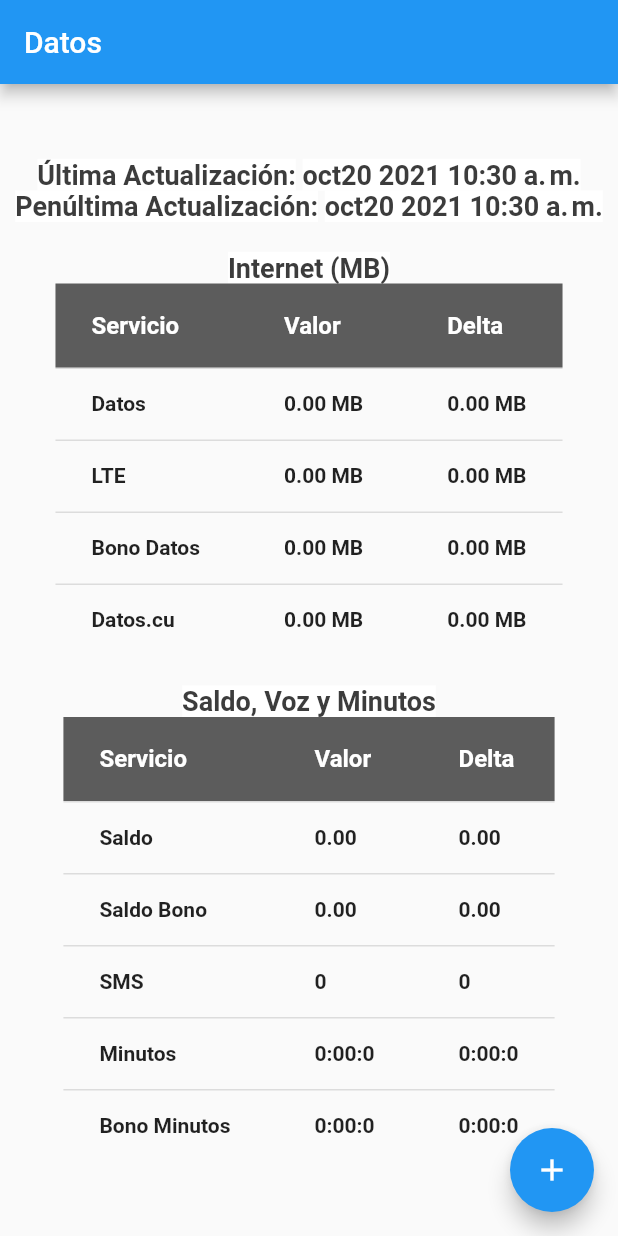
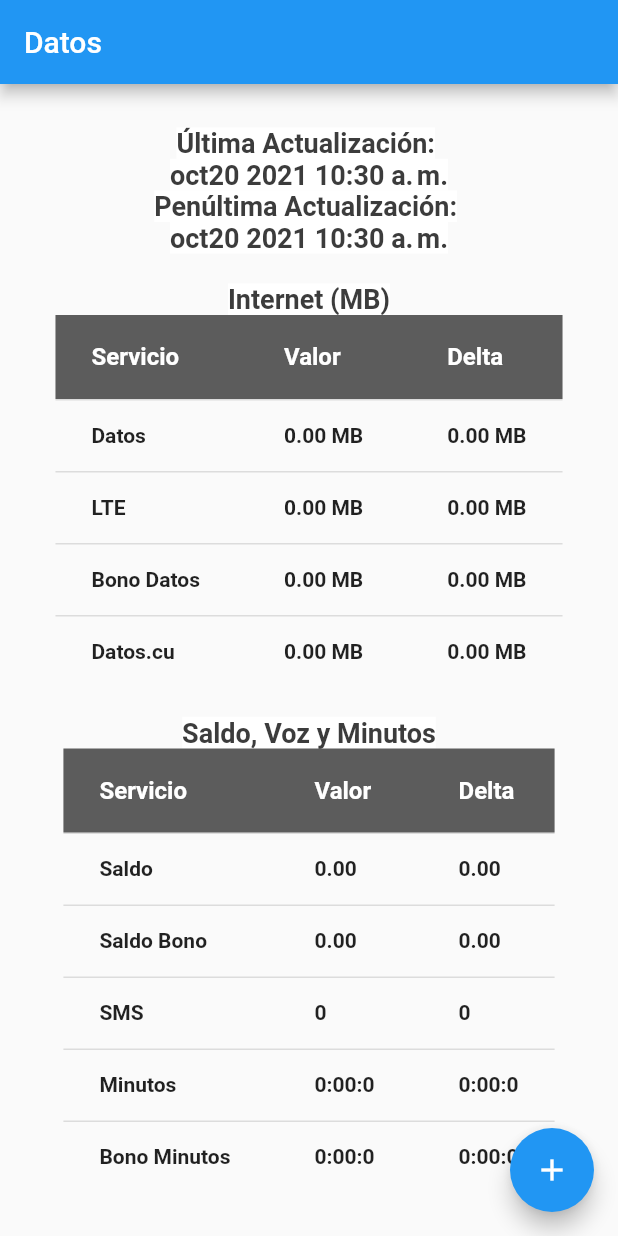
Before and after one commit to fsadannn/cubacel-data, a Flutter app: the screen it shows after launch, on a phone screen of 412 x 824 dp. Run offline on Flutter 3.47's test engine with Material 2 defaults, Android fonts, the phone set to English and light mode, and no system bars; our stand-ins replace flutter_riverpod, permission_handler, sembast, shared_preferences; missing offline and left inert: sim_data, ussd_service.

Commit message:
working app

```diff
--- a/lib/main.dart
+++ b/lib/main.dart
@@ -35,9 +35,9 @@ final loadingProvider = StateProvider<bool>((_) => false);
 Future<int> getSimCardsData() async {
   try {
     SimData simData = await SimDataPlugin.getSimData();
-    simData.cards.forEach((SimCard s) {
+    /*simData.cards.forEach((SimCard s) {
       print('Serial number: ${s.subscriptionId}');
-    });
+    });*/
     return simData.cards.first.subscriptionId;
   } catch (e) {
     print(e);
@@ -56,7 +56,7 @@ Future<String> makeUSSDRequest(String code, int? subscriptionId) async {
       code,
       Duration(seconds: 10), // timeout (optional) - default is 10 seconds
     );
-    print("succes! message: $ussdResponseMessage");
+    //print("succes! message: $ussdResponseMessage");
     return ussdResponseMessage;
   } catch (e) {
     print(e);
@@ -66,18 +66,19 @@ Future<String> makeUSSDRequest(String code, int? subscriptionId) async {
 
 Future<Cubacel> getCubacelData() async {
   int subscription;
-  /*if (!(await Permission.phone.request().isGranted)) {
+  if (!(await Permission.phone.request().isGranted)) {
     print('Permision denied');
-  }*/
+  }
 // Either the permission was already granted before or the user just granted it.
-  //subscription = await getSimCardsData();
-  subscription = 0;
-  //String response = await makeUSSDRequest("*222#", subscription);
-  String response =
+  subscription = await getSimCardsData();
+  //subscription = 0;
+  String response = await makeUSSDRequest("*222#", subscription);
+  String response2 = await makeUSSDRequest("*222*266#", subscription);
+
+  /*String response =
       "Saldo: 435.54 CUP. Datos: 1.3 GB + 404.32 MB LTE. Voz: 00:08:44. SMS: 150. Linea activa hasta 06-09-22 vence 06-10-22.";
-  //String response2 = await makeUSSDRequest("*222*266#", subscription);
   String response2 =
-      "Bono->vence: Datos 453.75 MB->10-11-21. MIN 00:27:11->10-11-21. Datos.cu 100.00 MB->10-11-21.";
+      "Bono->vence: Datos 453.75 MB->10-11-21. MIN 00:27:11->10-11-21. Datos.cu 100.00 MB->10-11-21.";*/
 
   Cubacel cubacel = fromUssd(response, response2);
 
@@ -85,9 +86,12 @@ Future<Cubacel> getCubacelData() async {
 }
 
 Future<void> main() async {
+  WidgetsFlutterBinding.ensureInitialized();
+
   await initializeDateFormatting('es_ES', null);
 
   var appDocDir = await getApplicationDocumentsDirectory();
+  //print(appDocDir);
   String appDocPath = appDocDir.path;
 
   String dbPath = dPath.join(appDocPath, dbName);
@@ -165,16 +169,18 @@ class MyHomePage extends ConsumerWidget {
         // the App.build method, and use it to set our appbar title.
         title: Text(this.title),
       ),
-      body: Center(
+      body: RefreshIndicator(
+          child: Center(
             // Center is a layout widget. It takes a single child and positions it
             // in the middle of the parent.
-          child: loading ? CircularProgressIndicator() : RefreshIndicator(
-          child: buildDataTabllesWidget(context,currentData,delta, prevData.date),
-            onRefresh: ()async {
+            child: loading
+                ? CircularProgressIndicator()
+                : buildDataTabllesWidget(
+                    context, currentData, delta, prevData.date),
+          ),
+          onRefresh: () async {
             await updateData(context, currentData);
-            },
-          ) ,
-    ),
+          }),
       floatingActionButton: FloatingActionButton(
         onPressed: () async {
           await updateData(context, currentData);
@@ -185,40 +191,17 @@ class MyHomePage extends ConsumerWidget {
     );
   }
 
-  Widget buildDataTabllesWidget(BuildContext context,
-      Cubacel currentData,
-      Cubacel delta,
-      DateTime prevDate) {
-    return SingleChildScrollView(
-      child: Column(
-        // Column is also a layout widget. It takes a list of children and
-        // arranges them vertically. By default, it sizes itself to fit its
-        // children horizontally, and tries to be as tall as its parent.
-        //
-        // Invoke "debug painting" (press "p" in the console, choose the
-        // "Toggle Debug Paint" action from the Flutter Inspector in Android
-        // Studio, or the "Toggle Debug Paint" command in Visual Studio Code)
-        // to see the wireframe for each widget.
-        //
-        // Column has various properties to control how it sizes itself and
-        // how it positions its children. Here we use mainAxisAlignment to
-        // center the children vertically; the main axis here is the vertical
-        // axis because Columns are vertical (the cross axis would be
-        // horizontal).
-        mainAxisAlignment: MainAxisAlignment.center,
+  Widget buildDataTabllesWidget(BuildContext context, Cubacel currentData,
+      Cubacel delta, DateTime prevDate) {
+    return ListView(
+      shrinkWrap: true,
       children: <Widget>[
         Flex(
           direction: Axis.horizontal,
           children: [
             Expanded(
-                  child: Row(
-                    mainAxisAlignment: MainAxisAlignment.center,
-                    children: [
-                      Text('Última Actualización: ', style: headTextStyle),
-                      Text('${dateToString(currentData.date)}',
-                          style:
-                          headTextStyle.copyWith(fontWeight: FontWeight.w600))
-                    ],
+                child: Center(
+              child: Text('Última Actualización: ', style: headTextStyle),
             ))
           ],
         ),
@@ -226,14 +209,28 @@ class MyHomePage extends ConsumerWidget {
           direction: Axis.horizontal,
           children: [
             Expanded(
-                  child: Row(
-                    mainAxisAlignment: MainAxisAlignment.center,
+                child: Center(
+              child: Text('${dateToString(currentData.date)}',
+                  style: headTextStyle.copyWith(fontWeight: FontWeight.w600)),
+            ))
+          ],
+        ),
+        Flex(
+          direction: Axis.horizontal,
           children: [
-                      Text('Penúltima Actualización: ', style: headTextStyle),
-                      Text('${dateToString(prevDate)}',
-                          style:
-                          headTextStyle.copyWith(fontWeight: FontWeight.w600))
+            Expanded(
+                child: Center(
+              child: Text('Penúltima Actualización: ', style: headTextStyle),
+            ))
           ],
+        ),
+        Flex(
+          direction: Axis.horizontal,
+          children: [
+            Expanded(
+                child: Center(
+              child: Text('${dateToString(prevDate)}',
+                  style: headTextStyle.copyWith(fontWeight: FontWeight.w600)),
             ))
           ],
         ),
@@ -242,10 +239,14 @@ class MyHomePage extends ConsumerWidget {
           direction: Axis.horizontal,
           children: [
             Expanded(
-                  child: Center(
-                      child: Text('Internet (MB)', style: headTextStyle)))
+                child:
+                    Center(child: Text('Internet (MB)', style: headTextStyle)))
           ],
         ),
+        Flex(
+          direction: Axis.horizontal,
+          mainAxisAlignment: MainAxisAlignment.center,
+          children: [
             DataTable(
                 headingRowColor:
                     MaterialStateProperty.all(Color.fromRGBO(92, 92, 92, 1)),
@@ -276,8 +277,7 @@ class MyHomePage extends ConsumerWidget {
                     DataCell(Text(
                         internetToString(currentData.internet.only_lte!),
                         style: textTableStyle)),
-                  DataCell(Text(
-                      internetToString(delta.internet.only_lte!),
+                    DataCell(Text(internetToString(delta.internet.only_lte!),
                         style: textTableStyle)),
                   ]),
                   DataRow(cells: [
@@ -287,8 +287,7 @@ class MyHomePage extends ConsumerWidget {
                             currentData.internet.promotional_data!),
                         style: textTableStyle)),
                     DataCell(Text(
-                      internetToString(
-                          delta.internet.promotional_data!),
+                        internetToString(delta.internet.promotional_data!),
                         style: textTableStyle)),
                   ]),
                   DataRow(cells: [
@@ -301,16 +300,22 @@ class MyHomePage extends ConsumerWidget {
                         style: textTableStyle)),
                   ])
                 ]),
+          ],
+        ),
         SizedBox(height: 20),
         Flex(
           direction: Axis.horizontal,
+          mainAxisAlignment: MainAxisAlignment.center,
           children: [
             Expanded(
                 child: Center(
-                      child:
-                      Text('Saldo, Voz y Minutos', style: headTextStyle)))
+                    child: Text('Saldo, Voz y Minutos', style: headTextStyle)))
           ],
         ),
+        Flex(
+            direction: Axis.horizontal,
+            mainAxisAlignment: MainAxisAlignment.center,
+            children: [
               DataTable(
                   headingRowColor:
                       MaterialStateProperty.all(Color.fromRGBO(92, 92, 92, 1)),
@@ -329,16 +334,20 @@ class MyHomePage extends ConsumerWidget {
                         'Saldo',
                         style: textTableStyle,
                       )),
-                  DataCell(Text(currentData.credit.credit_normal!.toStringAsFixed(2),
+                      DataCell(Text(
+                          currentData.credit.credit_normal!.toStringAsFixed(2),
                           style: textTableStyle)),
-                  DataCell(Text(delta.credit.credit_normal!.toStringAsFixed(2),
+                      DataCell(Text(
+                          delta.credit.credit_normal!.toStringAsFixed(2),
                           style: textTableStyle)),
                     ]),
                     DataRow(cells: [
                       DataCell(Text('Saldo Bono', style: textTableStyle)),
-                  DataCell(Text(currentData.credit.credit_bonus!.toStringAsFixed(2),
+                      DataCell(Text(
+                          currentData.credit.credit_bonus!.toStringAsFixed(2),
                           style: textTableStyle)),
-                  DataCell(Text(delta.credit.credit_bonus!.toStringAsFixed(2),
+                      DataCell(Text(
+                          delta.credit.credit_bonus!.toStringAsFixed(2),
                           style: textTableStyle)),
                     ]),
                     DataRow(cells: [
@@ -350,7 +359,8 @@ class MyHomePage extends ConsumerWidget {
                     ]),
                     DataRow(cells: [
                       DataCell(Text('Minutos', style: textTableStyle)),
-                  DataCell(Text(minutesToString(currentData.others.minutes!),
+                      DataCell(Text(
+                          minutesToString(currentData.others.minutes!),
                           style: textTableStyle)),
                       DataCell(Text(minutesToString(delta.others.minutes!),
                           style: textTableStyle)),
@@ -365,16 +375,14 @@ class MyHomePage extends ConsumerWidget {
                           style: textTableStyle)),
                     ])
                   ])
+            ])
       ],
-      ),
     );
   }
 
-  Future<void> updateData(BuildContext context, Cubacel currentData ) async {
-    context
-        .read(loadingProvider)
-        .state = true;
-    await Future.delayed(Duration(seconds: 4));
+  Future<void> updateData(BuildContext context, Cubacel currentData) async {
+    context.read(loadingProvider).state = true;
+    //await Future.delayed(Duration(seconds: 4));
     Cubacel cData = await getCubacelData();
     await store.add(cubacelDb!, cData.toJson());
 
@@ -385,8 +393,6 @@ class MyHomePage extends ConsumerWidget {
 
     context.read(dataProvider).state = cData;
     context.read(prevDataProvider).state = currentData;
-    context
-        .read(loadingProvider)
-        .state = false;
+    context.read(loadingProvider).state = false;
   }
 }
--- a/lib/model.dart
+++ b/lib/model.dart
@@ -218,8 +218,6 @@ Cubacel computeDelta(Cubacel now, Cubacel prev) {
     iNow[key] = iNow[key]! - iPrev[key]!;
   }
 
-  print(iNow);
-
   Map<String, num> oNow = Map<String, num>.from(now.others.toJson());
   Map<String, num> oPrev = Map<String, num>.from(prev.others.toJson());
 
```
Lines whose indentation alone changed are shown as unchanged.
